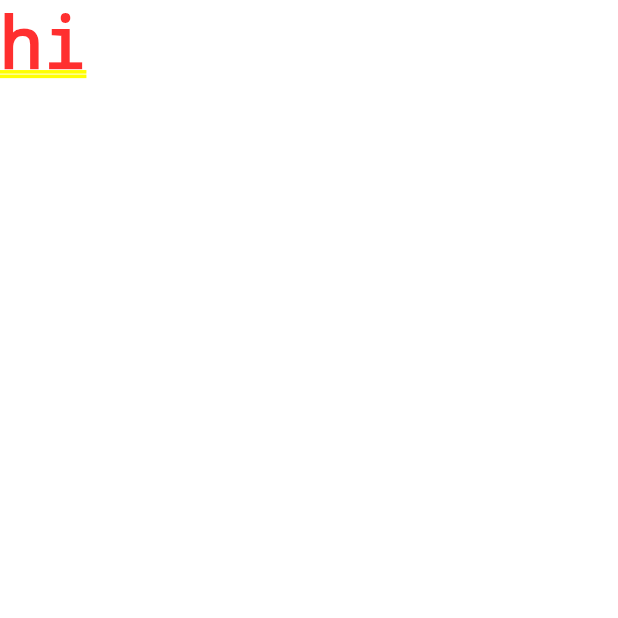
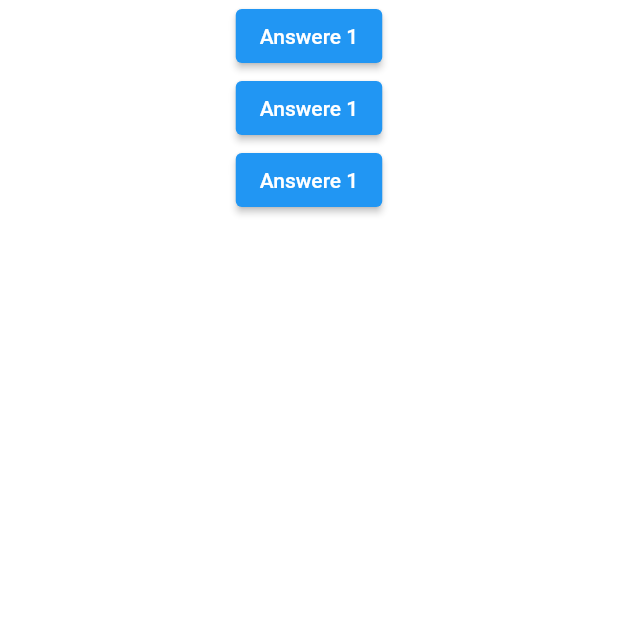
Before and after one commit to kasim121/basic_quiz_app, a Flutter app: the screen it shows after launch, on a phone screen of 412 x 824 dp, the top half of it. Run offline on Flutter 3.47's test engine with Material 2 defaults, Android fonts, the phone set to English and light mode, and no system bars.

Commit message:
elevated button added

```diff
--- a/lib/main.dart
+++ b/lib/main.dart
@@ -1,7 +1,6 @@
 import 'package:flutter/material.dart';
 
-void main() =>
-  runApp(const MyApp());
+void main() => runApp(const MyApp());
 //demo merging
 
 class MyApp extends StatelessWidget {
@@ -13,7 +12,6 @@ class MyApp extends StatelessWidget {
       title: 'Basic Quiz App',
       debugShowCheckedModeBanner: false,
       theme: ThemeData(
-
         primarySwatch: Colors.blue,
       ),
       home: const MyHomePage(),
@@ -24,8 +22,30 @@ class MyApp extends StatelessWidget {
 class MyHomePage extends StatelessWidget {
   const MyHomePage({Key? key}) : super(key: key);
 
+  void customFunction() {
+    debugPrint("Hi, i am  a custom function");
+  }
+
   @override
   Widget build(BuildContext context) {
-    return const Text("hi");
+    return Column(
+      children: [
+        ElevatedButton(
+          onPressed: () {
+            debugPrint("Hi, I a anonymous function");
+          },
+          child: const Text("Answere 1"),
+        ),
+        ElevatedButton(
+          onPressed: () => debugPrint(
+              "Hi, i am also anonymous function with fat arrow syntax"),
+          child: const Text("Answere 1"),
+        ),
+        ElevatedButton(
+          onPressed: customFunction,
+          child: const Text("Answere 1"),
+        ),
+      ],
+    );
   }
 }
```
